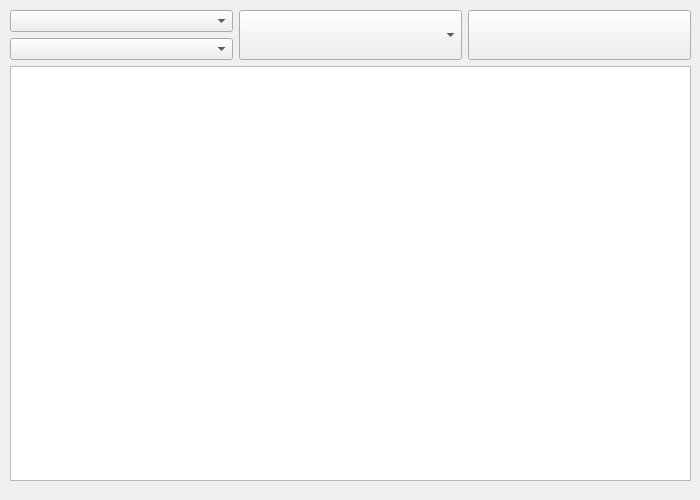
This is kanjibrowser/kanjibrowserview.ui in KDE/kiten as Qt 5 draws it before an edit. The edited form follows.
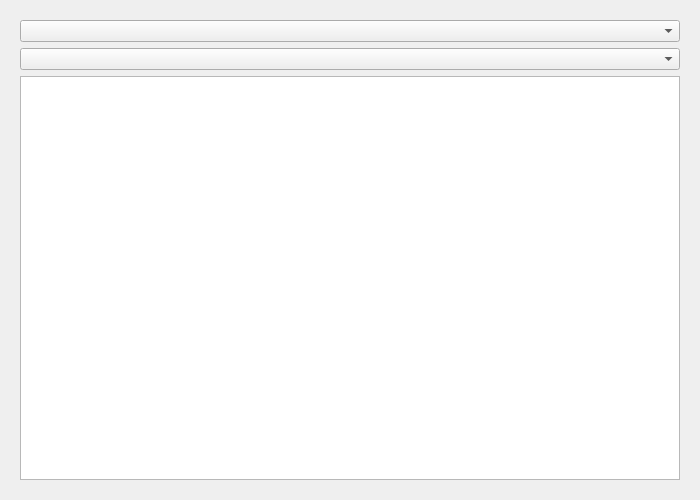
This is the edited form. Custom widgets are drawn as their Qt base class.

Commit message: Added a status bar to show the number of elements in the list widget. 'All Jouyou Kanji Grades' now shows kanji ordered by their number of strokes. Removed unnecessary GUI elements and added grid layout.

Patch:
```diff
--- a/kanjibrowser/kanjibrowserview.ui
+++ b/kanjibrowser/kanjibrowserview.ui
@@ -11,51 +11,60 @@
    </rect>
   </property>
   <property name="sizePolicy">
-   <sizepolicy hsizetype="Preferred" vsizetype="Expanding">
+   <sizepolicy hsizetype="Expanding" vsizetype="Expanding">
     <horstretch>0</horstretch>
     <verstretch>0</verstretch>
    </sizepolicy>
   </property>
   <property name="minimumSize">
    <size>
-    <width>700</width>
-    <height>500</height>
-   </size>
-  </property>
-  <property name="maximumSize">
-   <size>
-    <width>700</width>
-    <height>500</height>
+    <width>0</width>
+    <height>0</height>
    </size>
   </property>
   <property name="windowTitle">
    <string>Kanji Browser</string>
   </property>
+  <layout class="QVBoxLayout" name="verticalLayout">
+   <item>
   <widget class="QStackedWidget" name="_stackedWidget">
-   <property name="geometry">
-    <rect>
-     <x>10</x>
-     <y>10</y>
-     <width>681</width>
-     <height>471</height>
-    </rect>
+     <property name="sizePolicy">
+      <sizepolicy hsizetype="Preferred" vsizetype="Preferred">
+       <horstretch>0</horstretch>
+       <verstretch>0</verstretch>
+      </sizepolicy>
+     </property>
+     <property name="frameShape">
+      <enum>QFrame::NoFrame</enum>
+     </property>
+     <property name="frameShadow">
+      <enum>QFrame::Plain</enum>
    </property>
    <property name="currentIndex">
     <number>0</number>
    </property>
    <widget class="QWidget" name="page">
-    <widget class="QWidget" name="gridLayoutWidget">
-     <property name="geometry">
-      <rect>
-       <x>0</x>
-       <y>0</y>
-       <width>681</width>
-       <height>471</height>
-      </rect>
-     </property>
-     <layout class="QGridLayout" name="gridLayout">
-      <item row="2" column="0" colspan="3">
+      <property name="sizePolicy">
+       <sizepolicy hsizetype="Preferred" vsizetype="Preferred">
+        <horstretch>0</horstretch>
+        <verstretch>0</verstretch>
+       </sizepolicy>
+      </property>
+      <layout class="QVBoxLayout" name="verticalLayout_2">
+       <item>
+        <widget class="KComboBox" name="_grades"/>
+       </item>
+       <item>
+        <widget class="KComboBox" name="_strokes"/>
+       </item>
+       <item>
        <widget class="KListWidget" name="_kanjiList">
+         <property name="sizePolicy">
+          <sizepolicy hsizetype="Preferred" vsizetype="Preferred">
+           <horstretch>0</horstretch>
+           <verstretch>0</verstretch>
+          </sizepolicy>
+         </property>
         <property name="font">
          <font>
           <pointsize>24</pointsize>
@@ -69,36 +78,11 @@
         </property>
        </widget>
       </item>
-      <item row="0" column="0">
-       <widget class="KComboBox" name="_grades"/>
-      </item>
-      <item row="1" column="0">
-       <widget class="KComboBox" name="_strokes"/>
-      </item>
-      <item row="0" column="1" rowspan="2">
-       <widget class="KHistoryComboBox" name="_searchBox">
-        <property name="sizePolicy">
-         <sizepolicy hsizetype="Preferred" vsizetype="Preferred">
-          <horstretch>0</horstretch>
-          <verstretch>0</verstretch>
-         </sizepolicy>
-        </property>
-       </widget>
-      </item>
-      <item row="0" column="2" rowspan="2">
-       <widget class="KPushButton" name="_searchButton">
-        <property name="sizePolicy">
-         <sizepolicy hsizetype="Minimum" vsizetype="Preferred">
-          <horstretch>0</horstretch>
-          <verstretch>0</verstretch>
-         </sizepolicy>
-        </property>
-       </widget>
-      </item>
-     </layout>
-    </widget>
+      </layout>
    </widget>
    <widget class="QWidget" name="page_2">
+      <layout class="QGridLayout" name="gridLayout">
+       <item row="0" column="0">
     <widget class="QTextBrowser" name="_kanjiInformation">
      <property name="geometry">
       <rect>
@@ -115,8 +99,12 @@
       <bool>false</bool>
      </property>
     </widget>
-   </widget>
-  </widget>
+       </item>
+      </layout>
+     </widget>
+    </widget>
+   </item>
+  </layout>
  </widget>
  <customwidgets>
   <customwidget>
@@ -124,21 +112,11 @@
    <extends>QListWidget</extends>
    <header>klistwidget.h</header>
   </customwidget>
-  <customwidget>
-   <class>KPushButton</class>
-   <extends>QPushButton</extends>
-   <header>kpushbutton.h</header>
-  </customwidget>
   <customwidget>
    <class>KComboBox</class>
    <extends>QComboBox</extends>
    <header>kcombobox.h</header>
   </customwidget>
-  <customwidget>
-   <class>KHistoryComboBox</class>
-   <extends>KComboBox</extends>
-   <header>khistorycombobox.h</header>
-  </customwidget>
  </customwidgets>
  <resources/>
  <connections/>
```
Left out of the diff: 13 changed lines with no effect on the pictures. Lines whose indentation alone changed are shown as unchanged. The commit also changes 4 other files.
